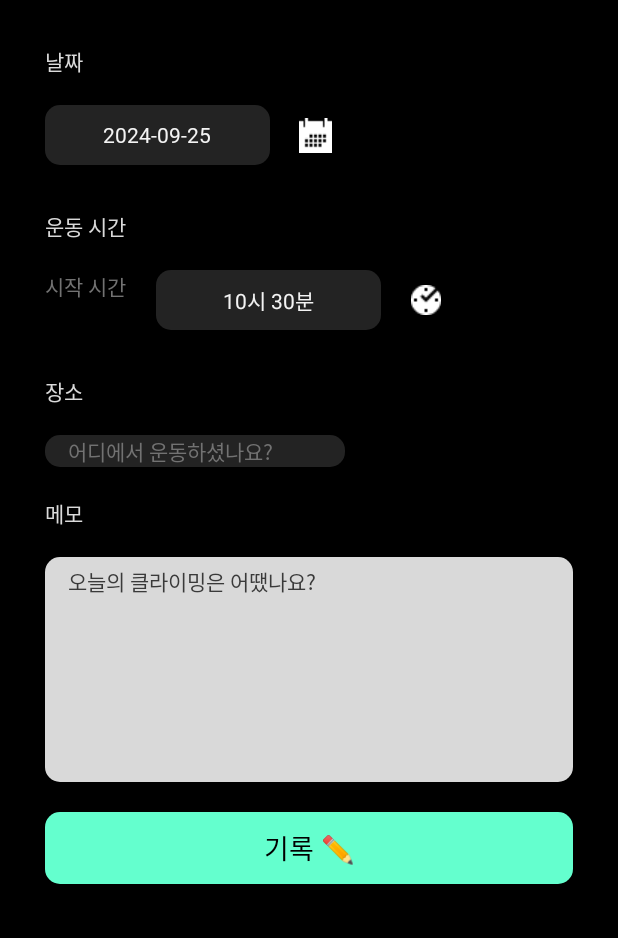
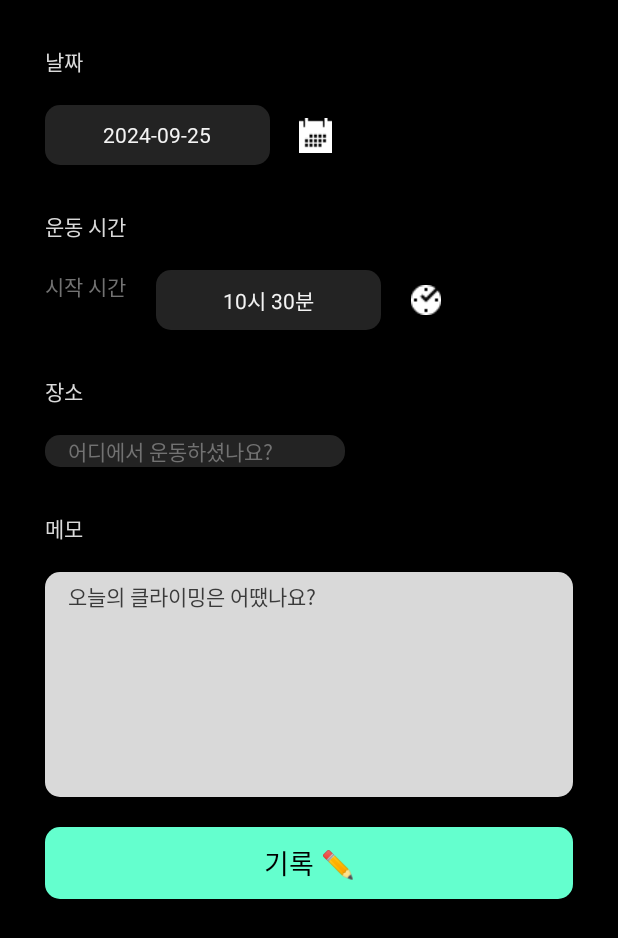
Before and after one commit to choyj0920/climbfeedback, an Android app: the fragment DiaryFragment placed in its activity, on a phone screen of 412 x 824 dp. Shown: the top 938 px of the screen. Run offline under Robolectric (Android 15) with nearby library versions, the phone set to English and light mode, and no system bars; 1 statement that could not run was skipped.

Commit message:
일지 작성 추가 #2

```diff
--- a/app/src/main/java/com/hunsu/climbfeedback/VideoActivity.kt
+++ b/app/src/main/java/com/hunsu/climbfeedback/VideoActivity.kt
@@ -386,6 +386,7 @@ class VideoActivity : AppCompatActivity(),DiaryFragment.OnInputListener {
         // 프래그먼트에서 액티비티로 돌아가기
         supportFragmentManager.popBackStack()
         saveFeedbackData(this)
+        finish()
     }
 
 
@@ -400,7 +401,7 @@ class VideoActivity : AppCompatActivity(),DiaryFragment.OnInputListener {
             time = cTime,
             location = cLocation,
             feedback = "feedback",
-            logContent = "------",
+            logContent = cMemo,
             score = 55,
             climbingImageList = frameImageList,
             shortImageList = listOf(frameImageList[0]), ::closeProgressBar
--- a/app/src/main/java/com/hunsu/climbfeedback/mainfrag/DiaryFragment.kt
+++ b/app/src/main/java/com/hunsu/climbfeedback/mainfrag/DiaryFragment.kt
@@ -78,7 +78,7 @@ class DiaryFragment() : Fragment() {
             val minute = calendar.get(Calendar.MINUTE)
             val timePickerDialog = TimePickerDialog(requireContext(),android.R.style.Theme_Holo_Light_Dialog_NoActionBar, { _, selectedHour, selectedMinute ->
                 val formattedTime = String.format("%02d시 %02d분", selectedHour, selectedMinute)
-                inputDate.text = formattedTime
+                inputTime.text = formattedTime
             }, hour, minute, true)
 
             timePickerDialog.show()
--- a/app/src/main/res/layout/fragment_diary.xml
+++ b/app/src/main/res/layout/fragment_diary.xml
@@ -1,11 +1,12 @@
 <?xml version="1.0" encoding="utf-8"?>
-<LinearLayout xmlns:android="http://schemas.android.com/apk/res/android"
+<androidx.constraintlayout.widget.ConstraintLayout xmlns:android="http://schemas.android.com/apk/res/android"
     xmlns:app="http://schemas.android.com/apk/res-auto"
     android:layout_width="match_parent"
     android:layout_height="match_parent"
     android:background="@color/black"
     android:orientation="vertical"
     android:padding="30dp">
+
     <TextView
         android:id="@+id/date"
         android:layout_width="wrap_content"
@@ -13,12 +14,11 @@
         android:text="날짜"
         android:fontFamily="@font/notosanskr_bold"
         android:layout_marginEnd="20dp"
-        android:textColor="@color/gray_2"/>
+        android:textColor="@color/gray_2"
+        app:layout_constraintTop_toTopOf="parent"
+        app:layout_constraintLeft_toLeftOf="parent"
+        app:layout_constraintBottom_toTopOf="@id/inputDate"/>
 
-    <androidx.constraintlayout.widget.ConstraintLayout
-        android:layout_width="wrap_content"
-        android:layout_height="wrap_content"
-        android:layout_marginBottom="30dp">>
 
     <TextView
         android:id="@+id/inputDate"
@@ -30,33 +30,33 @@
         android:textSize="14sp"
         android:textColor="@color/gray_1"
         android:gravity="center"
-            app:layout_constraintTop_toBottomOf="@id/date"
-            android:background="@drawable/rounded_graybutton"/>
+        android:background="@drawable/rounded_graybutton"
+        app:layout_constraintTop_toBottomOf="@+id/date"
+        app:layout_constraintEnd_toStartOf="@id/btnCalendar"/>
 
     <androidx.appcompat.widget.AppCompatImageButton
+        android:id="@+id/btnCalendar"
         android:background="@color/black"
         android:layout_marginStart="10dp"
-            android:id="@+id/btnCalendar"
         android:src="@drawable/calendar"
         android:layout_width="40dp"
         android:layout_height="40dp"
         android:padding="0dp"
-            app:layout_constraintTop_toBottomOf="@id/date"
+        app:layout_constraintTop_toBottomOf="@+id/date"
         app:layout_constraintStart_toEndOf="@id/inputDate" />
 
-    </androidx.constraintlayout.widget.ConstraintLayout>
+
 
     <TextView
+        android:id="@+id/time"
         android:layout_width="wrap_content"
         android:layout_height="40dp"
+        android:layout_marginTop="30dp"
         android:text="운동 시간"
         android:fontFamily="@font/notosanskr_bold"
-        android:textColor="@color/gray_2"/>
-
-    <androidx.constraintlayout.widget.ConstraintLayout
-        android:layout_width="wrap_content"
-        android:layout_height="wrap_content"
-        android:layout_marginBottom="30dp">
+        android:textColor="@color/gray_2"
+        app:layout_constraintLeft_toLeftOf="parent"
+        app:layout_constraintTop_toBottomOf="@+id/inputDate"/>
 
     <TextView
         android:id="@+id/startTime"
@@ -64,40 +64,47 @@
         android:layout_height="40dp"
         android:text="시작 시간"
         android:fontFamily="@font/notosanskr_light"
-            android:textColor="@color/gray_4"/>
+        android:textColor="@color/gray_4"
+        app:layout_constraintLeft_toLeftOf="parent"
+        app:layout_constraintTop_toBottomOf="@+id/time"/>
 
     <TextView
+        android:id="@+id/inputTime"
         android:layout_marginStart="20dp"
-            android:id="@+id/inputTime"
         android:layout_width="150dp"
         android:layout_height="40dp"
         android:textColor="@color/gray_1"
         android:text="hh시 mm분"
         android:gravity="center"
-
         android:background="@drawable/rounded_graybutton"
+        app:layout_constraintTop_toBottomOf="@+id/time"
         app:layout_constraintStart_toEndOf="@id/startTime"/>
 
     <androidx.appcompat.widget.AppCompatImageButton
+        android:id="@+id/btnTime"
         android:background="@color/black"
         android:layout_marginStart="10dp"
-            android:id="@+id/btnTime"
         android:src="@drawable/clock"
         android:layout_width="40dp"
         android:layout_height="40dp"
         android:padding="0dp"
+        app:layout_constraintTop_toBottomOf="@+id/time"
         app:layout_constraintStart_toEndOf="@id/inputTime" />
 
 
-    </androidx.constraintlayout.widget.ConstraintLayout>
+
 
 
     <TextView
+        android:id="@+id/location"
         android:layout_width="wrap_content"
         android:layout_height="40dp"
+        android:layout_marginTop="30dp"
         android:text="장소"
         android:fontFamily="@font/notosanskr_bold"
-        android:textColor="@color/gray_2"/>
+        android:textColor="@color/gray_2"
+        app:layout_constraintLeft_toLeftOf="parent"
+        app:layout_constraintTop_toBottomOf="@+id/inputTime"/>
 
     <EditText
         android:id="@+id/inputLocation"
@@ -110,15 +117,21 @@
         android:textColor="@color/white"
         android:paddingStart="15dp"
         android:layout_marginBottom="20dp"
-        android:hint="어디에서 운동하셨나요?" />
+        android:hint="어디에서 운동하셨나요?"
+        app:layout_constraintLeft_toLeftOf="parent"
+        app:layout_constraintTop_toBottomOf="@+id/location"/>
 
 
     <TextView
+        android:id="@+id/memo"
         android:layout_width="wrap_content"
         android:layout_height="40dp"
+        android:layout_marginTop="30dp"
         android:text="메모"
         android:fontFamily="@font/notosanskr_bold"
-        android:textColor="@color/gray_2"/>
+        android:textColor="@color/gray_2"
+        app:layout_constraintLeft_toLeftOf="parent"
+        app:layout_constraintTop_toBottomOf="@+id/inputLocation"/>
 
     <EditText
         android:id="@+id/inputMemo"
@@ -126,14 +139,15 @@
         android:layout_height="150dp"
         android:layout_marginBottom="20dp"
         android:textColorHint="@color/gray_5"
-        android:textColor="@color/white"
+        android:textColor="@color/black"
         android:textSize="14sp"
         android:fontFamily="@font/notosanskr_light"
         android:background="@drawable/rounded_lightgraybutton"
         android:paddingStart="15dp"
         android:paddingTop="5dp"
         android:gravity="top|start"
-        android:hint="오늘의 클라이밍은 어땠나요?" />
+        android:hint="오늘의 클라이밍은 어땠나요?"
+        app:layout_constraintTop_toBottomOf="@+id/memo"/>
 
 
 
@@ -141,10 +155,12 @@
         android:id="@+id/btnSubmit"
         android:layout_width="match_parent"
         android:layout_height="wrap_content"
+        android:layout_marginTop="20dp"
         android:text="기록 ✏️"
         android:textColor="@color/black"
         android:textSize="18sp"
         android:fontFamily="@font/notosanskr_semibold"
-        android:background="@drawable/rounded_neonbutton"/>
+        android:background="@drawable/rounded_neonbutton"
+        app:layout_constraintTop_toBottomOf="@+id/inputMemo"/>
 
-</LinearLayout>
+</androidx.constraintlayout.widget.ConstraintLayout>
```
Lines whose indentation alone changed are shown as unchanged.
